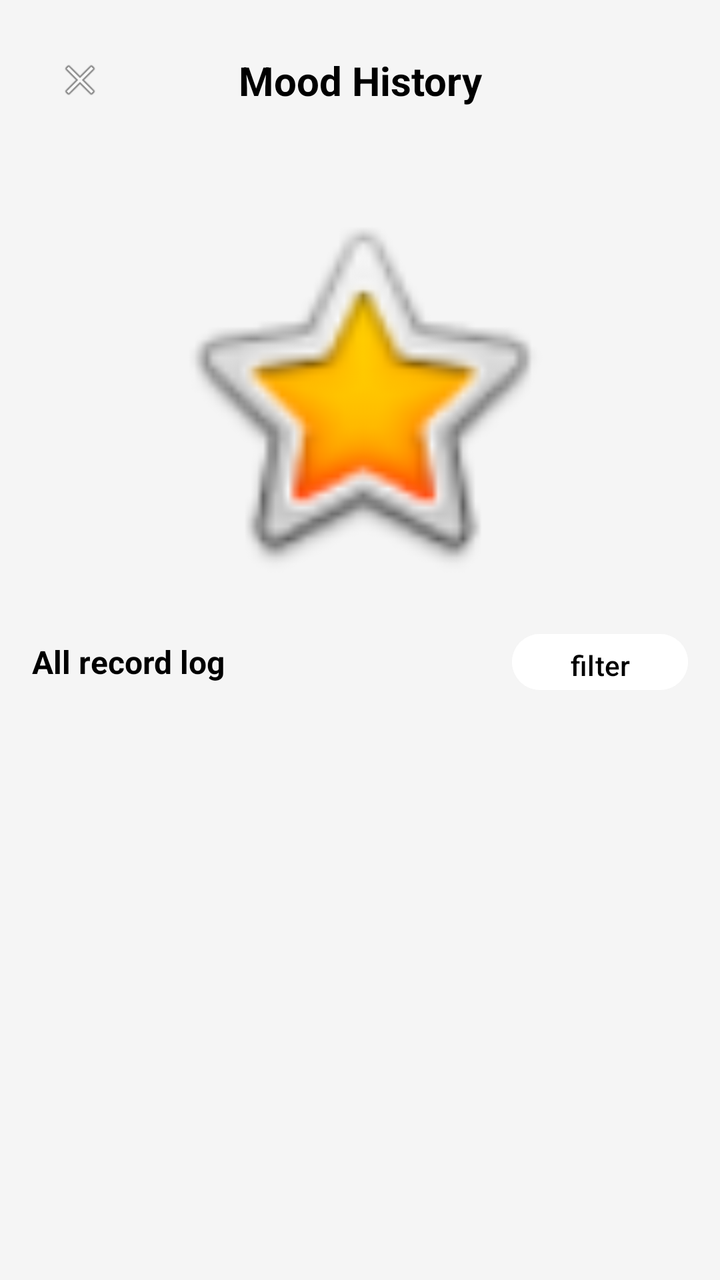
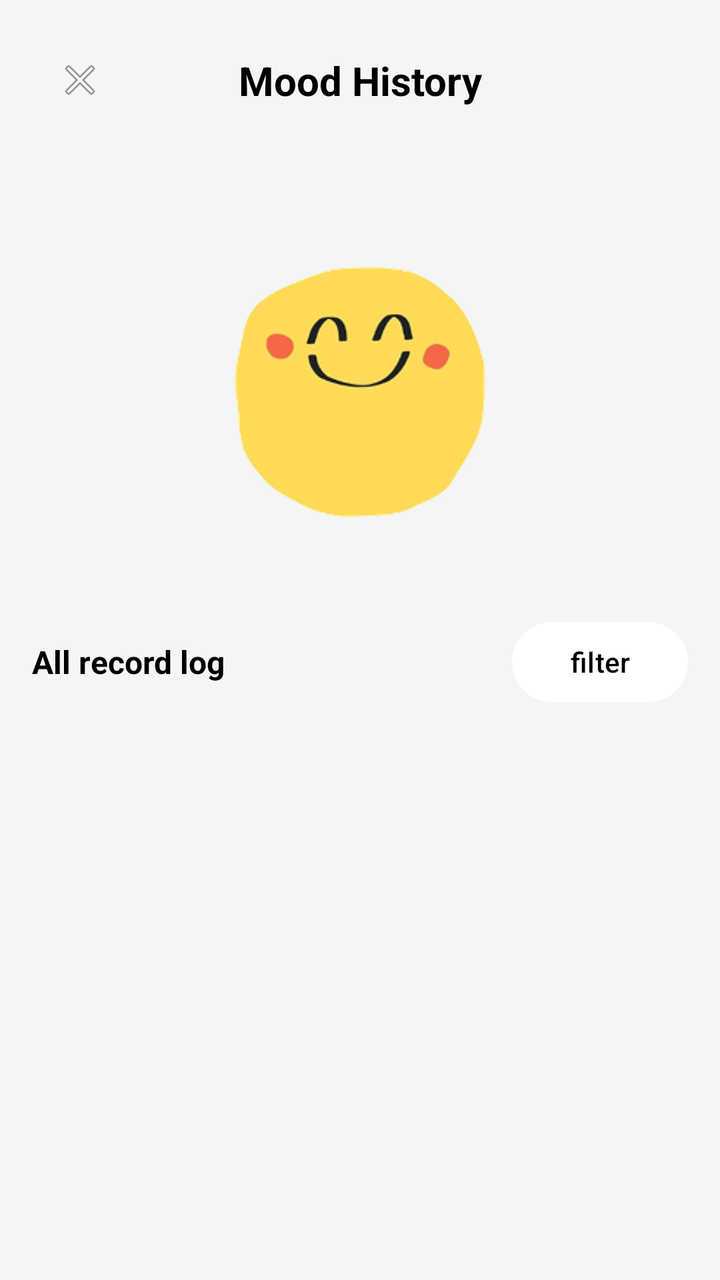

The first picture is an Android layout as it rendered before a commit; the second is the same layout after the commit. The layout source and the unified diff follow.
<!-- AndroidManifest.xml: application theme Theme.AqualumeApp -->
<!-- res/layout/fragment_mood_history.xml -->
<?xml version="1.0" encoding="utf-8"?>
<androidx.constraintlayout.widget.ConstraintLayout xmlns:android="http://schemas.android.com/apk/res/android"
    xmlns:app="http://schemas.android.com/apk/res-auto"
    xmlns:tools="http://schemas.android.com/tools"
    android:layout_width="match_parent"
    android:layout_height="match_parent"
    android:background="#F5F5F5">

    
    <ImageView
        android:id="@+id/ivBack"
        android:layout_width="48dp"
        android:layout_height="48dp"
        android:layout_margin="16dp"
        android:padding="12dp"
        android:src="@android:drawable/ic_menu_close_clear_cancel"
        android:contentDescription="Back button"
        app:layout_constraintStart_toStartOf="parent"
        app:layout_constraintTop_toTopOf="parent" />

    <TextView
        android:id="@+id/tvTitle"
        android:layout_width="wrap_content"
        android:layout_height="wrap_content"
        android:text="Mood History"
        android:textColor="#000000"
        android:textSize="20sp"
        android:textStyle="bold"
        app:layout_constraintBottom_toBottomOf="@id/ivBack"
        app:layout_constraintEnd_toEndOf="parent"
        app:layout_constraintStart_toStartOf="parent"
        app:layout_constraintTop_toTopOf="@id/ivBack" />

    
    <ImageView
        android:id="@+id/ivMoodIllustration"
        android:layout_width="200dp"
        android:layout_height="200dp"
        android:layout_marginTop="32dp"
        android:contentDescription="Mood illustration"
        android:src="@android:drawable/btn_star_big_on"
        app:layout_constraintEnd_toEndOf="parent"
        app:layout_constraintStart_toStartOf="parent"
        app:layout_constraintTop_toBottomOf="@id/ivBack" />

    
    <TextView
        android:id="@+id/tvAllRecordLog"
        android:layout_width="wrap_content"
        android:layout_height="wrap_content"
        android:layout_marginStart="16dp"
        android:layout_marginTop="24dp"
        android:text="All record log"
        android:textColor="#000000"
        android:textSize="16sp"
        android:textStyle="bold"
        app:layout_constraintStart_toStartOf="parent"
        app:layout_constraintTop_toBottomOf="@id/ivMoodIllustration" />

    
    <Button
        android:id="@+id/btnFilter"
        android:layout_width="wrap_content"
        android:layout_height="36dp"
        android:layout_marginEnd="16dp"
        android:backgroundTint="#FFFFFF"
        android:drawableStart="@android:drawable/ic_menu_sort_by_size"
        android:drawablePadding="4dp"
        android:paddingStart="12dp"
        android:paddingEnd="12dp"
        android:text="filter"
        android:textAllCaps="false"
        android:textColor="#000000"
        android:textSize="14sp"
        app:layout_constraintBottom_toBottomOf="@id/tvAllRecordLog"
        app:layout_constraintEnd_toEndOf="parent"
        app:layout_constraintTop_toTopOf="@id/tvAllRecordLog" />

    
    <androidx.recyclerview.widget.RecyclerView
        android:id="@+id/rvMoodLogs"
        android:layout_width="0dp"
        android:layout_height="0dp"
        android:layout_marginTop="16dp"
        android:clipToPadding="false"
        android:paddingBottom="80dp"
        app:layoutManager="androidx.recyclerview.widget.LinearLayoutManager"
        app:layout_constraintBottom_toBottomOf="parent"
        app:layout_constraintEnd_toEndOf="parent"
        app:layout_constraintStart_toStartOf="parent"
        app:layout_constraintTop_toBottomOf="@id/tvAllRecordLog"
        tools:listitem="@android:layout/simple_list_item_1" />

</androidx.constraintlayout.widget.ConstraintLayout>
<!-- resources referenced by this layout -->
<resources>
  <style name="Theme.AqualumeApp" parent="Base.Theme.AqualumeApp" />
  <style name="Base.Theme.AqualumeApp" parent="Theme.Material3.DayNight.NoActionBar">
          
          
      </style>
</resources>

<!-- the commit's change to res/layout/fragment_mood_history.xml (unified diff, before → after) -->
@@ -37,8 +37,8 @@
         android:layout_width="200dp"
         android:layout_height="200dp"
         android:layout_marginTop="32dp"
-        android:contentDescription="Mood illustration"
-        android:src="@android:drawable/btn_star_big_on"
+        android:contentDescription="@string/mood_illustration"
+        android:src="@drawable/mood_history"
         app:layout_constraintEnd_toEndOf="parent"
         app:layout_constraintStart_toStartOf="parent"
         app:layout_constraintTop_toBottomOf="@id/ivBack" />
@@ -50,7 +50,7 @@
         android:layout_height="wrap_content"
         android:layout_marginStart="16dp"
         android:layout_marginTop="24dp"
-        android:text="All record log"
+        android:text="@string/all_record_logg"
         android:textColor="#000000"
         android:textSize="16sp"
         android:textStyle="bold"
@@ -61,14 +61,14 @@
     <Button
         android:id="@+id/btnFilter"
         android:layout_width="wrap_content"
-        android:layout_height="36dp"
+        android:layout_height="48dp"
         android:layout_marginEnd="16dp"
         android:backgroundTint="#FFFFFF"
-        android:drawableStart="@android:drawable/ic_menu_sort_by_size"
+        android:drawableStart="@drawable/ic_calendar"
         android:drawablePadding="4dp"
         android:paddingStart="12dp"
         android:paddingEnd="12dp"
-        android:text="filter"
+        android:text="@string/filterrr"
         android:textAllCaps="false"
         android:textColor="#000000"
         android:textSize="14sp"
<!-- resource entries referenced after the edit -->
@@ -1,5 +1,23 @@
 <!-- resources referenced by this layout -->
 <resources>
+  <!-- drawable ic_calendar (drawable) -->
+  <vector xmlns:android="http://schemas.android.com/apk/res/android"
+      android:width="39dp"
+      android:height="39dp"
+      android:viewportWidth="39"
+      android:viewportHeight="39">
+    <path
+        android:pathData="M26,3.25V9.75M13,3.25V9.75M4.875,16.25H34.125M8.125,6.5H30.875C32.67,6.5 34.125,7.955 34.125,9.75V32.5C34.125,34.295 32.67,35.75 30.875,35.75H8.125C6.33,35.75 4.875,34.295 4.875,32.5V9.75C4.875,7.955 6.33,6.5 8.125,6.5Z"
+        android:strokeLineJoin="round"
+        android:strokeWidth="2.5"
+        android:fillColor="#00000000"
+        android:strokeColor="#1E1E1E"
+        android:strokeLineCap="round"/>
+  </vector>
+  <!-- drawable mood_history: png bitmap (drawable, 22558 bytes) -->
+  <string name="all_record_logg">All record log</string>
+  <string name="filterrr">filter</string>
+  <string name="mood_illustration">Mood illustration</string>
   <style name="Theme.AqualumeApp" parent="Base.Theme.AqualumeApp" />
   <style name="Base.Theme.AqualumeApp" parent="Theme.Material3.DayNight.NoActionBar">
           
